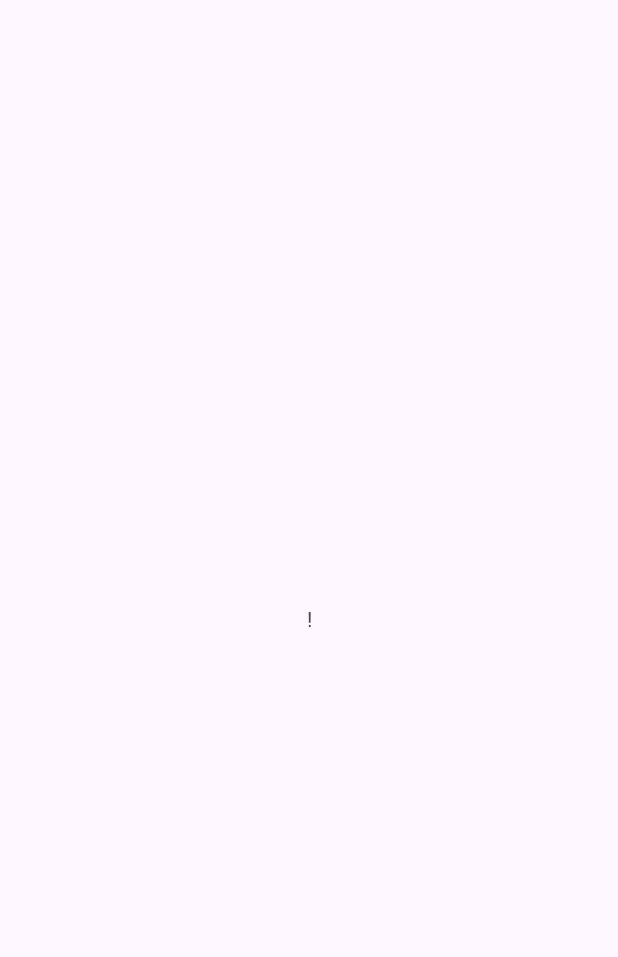
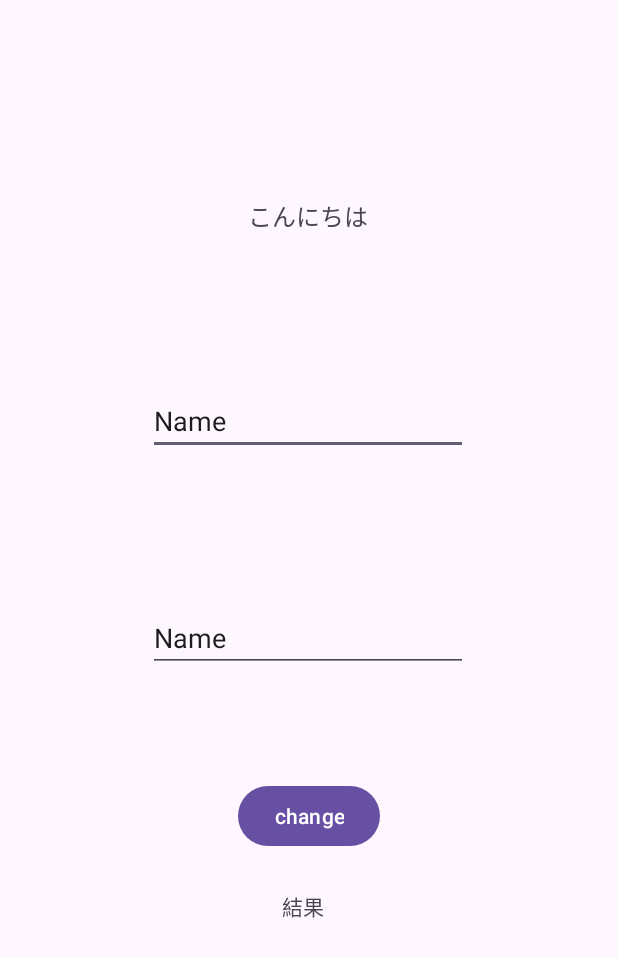
Before and after one commit to ikeda-ryouma/MobileApplyDevelopmentA, an Android app: the screen it shows after launch (MainActivity), on a phone screen of 412 x 824 dp. Before the commit the part shown is almost empty. Shown: the top 957 px of the screen. Run offline under Robolectric (Android 15) with nearby library versions, the phone set to English and light mode, and no system bars.

Commit message:
ゴミ電卓化

```diff
--- a/app/src/main/java/jp/ac/meijou/android/s241205011/MainActivity.java
+++ b/app/src/main/java/jp/ac/meijou/android/s241205011/MainActivity.java
@@ -1,6 +1,8 @@
 package jp.ac.meijou.android.s241205011;
 
+import android.app.Activity;
 import android.os.Bundle;
+import android.widget.TextView;
 
 import androidx.activity.EdgeToEdge;
 import androidx.appcompat.app.AppCompatActivity;
@@ -8,17 +10,50 @@ import androidx.core.graphics.Insets;
 import androidx.core.view.ViewCompat;
 import androidx.core.view.WindowInsetsCompat;
 
+import jp.ac.meijou.android.s241205011.databinding.ActivityMainBinding;
+
 public class MainActivity extends AppCompatActivity {
-
+    private ActivityMainBinding binding;
+    private int count = 0; // count をフィールド変数として宣言し、初期値を0に設定
     @Override
     protected void onCreate(Bundle savedInstanceState) {
         super.onCreate(savedInstanceState);
         EdgeToEdge.enable(this);
-        setContentView(R.layout.activity_main);
+        binding = ActivityMainBinding.inflate(getLayoutInflater());
+        setContentView(binding.getRoot());
         ViewCompat.setOnApplyWindowInsetsListener(findViewById(R.id.main), (v, insets) -> {
             Insets systemBars = insets.getInsets(WindowInsetsCompat.Type.systemBars());
             v.setPadding(systemBars.left, systemBars.top, systemBars.right, systemBars.bottom);
             return insets;
         });
+        String[] hello = {"＊","/","＋","-"};
+        binding.button.setOnClickListener(view ->{
+            int number1 = Integer.parseInt(binding.editText1.getText().toString());
+            int number2 = Integer.parseInt(binding.editText2.getText().toString());
+            float result;
+            binding.textbox1.setText(hello[count % hello.length]); // 配列の長さを直接使用
+            if(count == 0){
+                result = number1 * number2;
+                binding.textbox2.setText(String.valueOf(result));
+            }
+            else if(count == 1){
+                if (number2 == 0) {
+                    binding.textbox2.setText("エラー");
+                }else{result = number1 / number2;
+                    binding.textbox2.setText(String.valueOf(result));
+                }
+            }
+            else if(count == 2){
+                result = number1 + number2;
+                binding.textbox2.setText(String.valueOf(result));
+            }
+            else{
+                result = number1 - number2;
+                binding.textbox2.setText(String.valueOf(result));
+            }
+            if(count == 3){
+                count = 0;
+            }else{count++;}
+        });
     }
 }
--- /dev/null
+++ b/app/src/main/res/drawable/ic_android_black_24dp.xml
@@ -0,0 +1,5 @@
+<vector xmlns:android="http://schemas.android.com/apk/res/android" android:height="24dp" android:tint="#00FFFF" android:viewportHeight="24" android:viewportWidth="24" android:width="24dp">
+
+    <path android:fillColor="#FF000000" android:pathData="M17.6,11.48 L19.44,8.3a0.63,0.63 0,0 0,-1.09 -0.63l-1.88,3.24a11.43,11.43 0,0 0,-8.94 0L5.65,7.67a0.63,0.63 0,0 0,-1.09 0.63L6.4,11.48A10.81,10.81 0,0 0,1 20L23,20A10.81,10.81 0,0 0,17.6 11.48ZM7,17.25A1.25,1.25 0,1 1,8.25 16,1.25 1.25,0 0,1 7,17.25ZM17,17.25A1.25,1.25 0,1 1,18.25 16,1.25 1.25,0 0,1 17,17.25Z"/>
+
+</vector>
--- a/app/src/main/res/layout/activity_main.xml
+++ b/app/src/main/res/layout/activity_main.xml
@@ -8,12 +8,67 @@
     tools:context=".MainActivity">
 
     <TextView
+        android:id="@+id/textbox_1"
         android:layout_width="wrap_content"
         android:layout_height="wrap_content"
-        android:text="!"
+        android:text="@string/text_1"
+        android:textSize="16sp"
+        app:layout_constraintBottom_toBottomOf="parent"
+        app:layout_constraintEnd_toEndOf="parent"
+        app:layout_constraintHorizontal_bias="0.498"
+        app:layout_constraintStart_toStartOf="parent"
+        app:layout_constraintTop_toTopOf="parent"
+        app:layout_constraintVertical_bias="0.165" />
+
+    <Button
+        android:id="@+id/button"
+        android:layout_width="wrap_content"
+        android:layout_height="wrap_content"
+        android:layout_marginStart="160dp"
+        android:layout_marginEnd="160dp"
+        android:layout_marginBottom="256dp"
+        android:text="change"
         app:layout_constraintBottom_toBottomOf="parent"
         app:layout_constraintEnd_toEndOf="parent"
         app:layout_constraintStart_toStartOf="parent"
-        app:layout_constraintTop_toTopOf="parent" />
+        app:layout_constraintTop_toBottomOf="@+id/text" />
+
+    <EditText
+        android:id="@+id/editText_1"
+        android:layout_width="wrap_content"
+        android:layout_height="wrap_content"
+        android:ems="10"
+        android:inputType="text"
+        android:text="Name"
+        app:layout_constraintBottom_toTopOf="@+id/editText_2"
+        app:layout_constraintEnd_toEndOf="parent"
+        app:layout_constraintHorizontal_bias="0.497"
+        app:layout_constraintStart_toStartOf="parent"
+        app:layout_constraintTop_toTopOf="parent"
+        app:layout_constraintVertical_bias="0.722" />
+
+    <EditText
+        android:id="@+id/editText_2"
+        android:layout_width="wrap_content"
+        android:layout_height="wrap_content"
+        android:layout_marginBottom="376dp"
+        android:ems="10"
+        android:inputType="text"
+        android:text="Name"
+        app:layout_constraintBottom_toBottomOf="parent"
+        app:layout_constraintEnd_toEndOf="parent"
+        app:layout_constraintHorizontal_bias="0.497"
+        app:layout_constraintStart_toStartOf="parent" />
+
+    <TextView
+        android:id="@+id/textbox_2"
+        android:layout_width="36dp"
+        android:layout_height="21dp"
+        android:layout_marginBottom="184dp"
+        android:text="@string/text_3"
+        app:layout_constraintBottom_toBottomOf="parent"
+        app:layout_constraintEnd_toEndOf="parent"
+        app:layout_constraintStart_toStartOf="parent"
+        app:layout_constraintTop_toBottomOf="@+id/button" />
 
 </androidx.constraintlayout.widget.ConstraintLayout>
--- a/app/src/main/res/values/strings.xml
+++ b/app/src/main/res/values/strings.xml
@@ -1,3 +1,6 @@
 <resources>
     <string name="app_name">MobileApplyDevelopmentA</string>
+    <string name="text_1">こんにちは</string>
+    <string name="text_2">hello</string>
+    <string name="text_3">結果</string>
 </resources>
```
